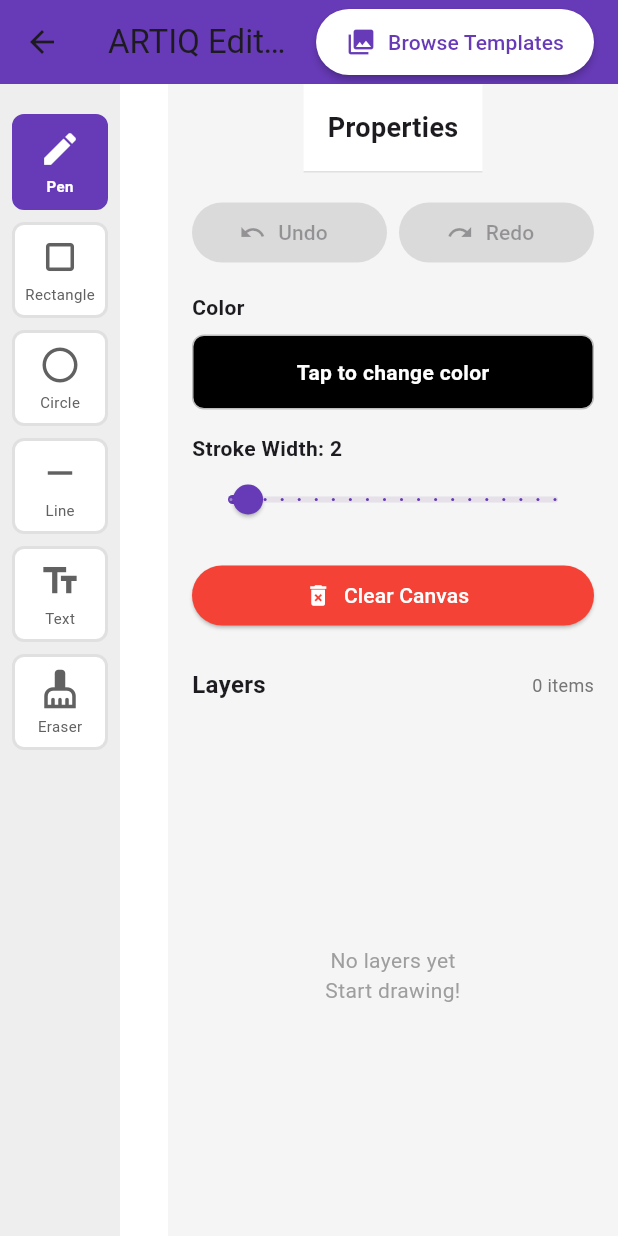
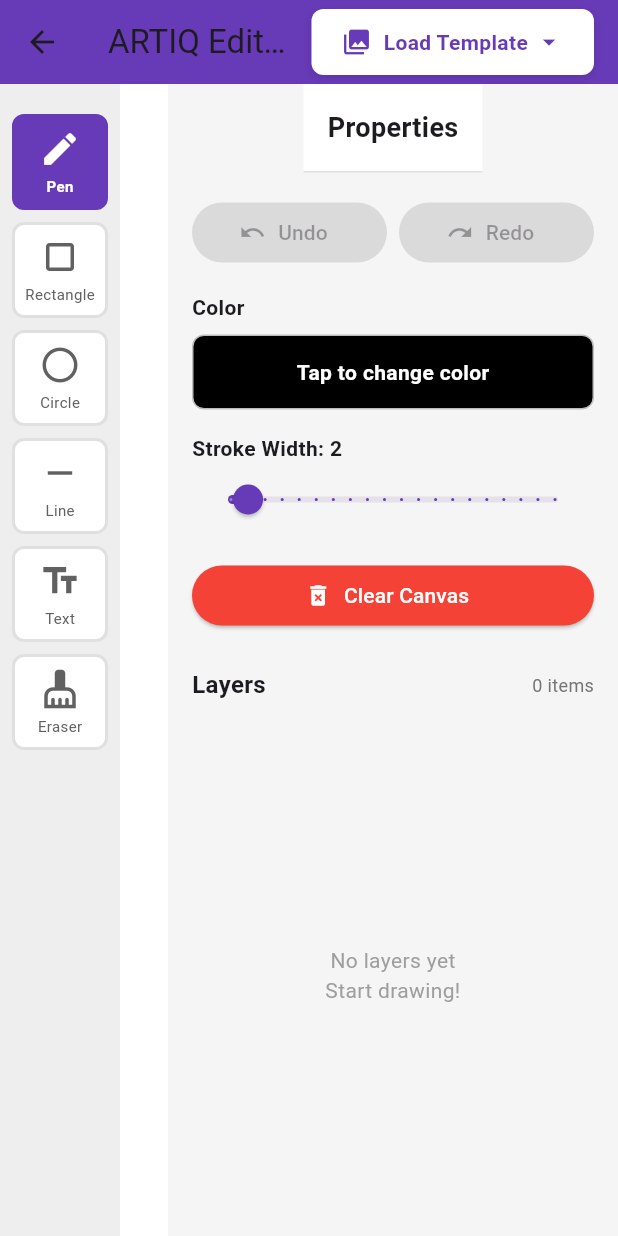
Before and after one commit to Roy939/artiq-flutter-app, a Flutter app: the ThreePanelEditor screen opened directly, on a phone screen of 412 x 824 dp. Run offline on Flutter 3.47's test engine with Material 3 defaults, Android fonts, the phone set to English and light mode, and no system bars; our stand-ins replace cloud_firestore, connectivity_plus, file_picker, firebase_auth, firebase_core, flutter_colorpicker and 3 more; missing offline and left inert: dart:html; accounts and stored records are empty; network calls fail.

Commit message:
Replace modal with dropdown menu for template selection - simpler approach

```diff
--- a/lib/src/widgets/three_panel_editor.dart
+++ b/lib/src/widgets/three_panel_editor.dart
@@ -3,12 +3,24 @@ import 'package:provider/provider.dart';
 import 'package:artiq_flutter/src/widgets/left_tools_panel.dart';
 import 'package:artiq_flutter/src/widgets/interactive_canvas.dart';
 import 'package:artiq_flutter/src/widgets/right_properties_panel.dart';
-import 'package:artiq_flutter/src/widgets/template_gallery_modal.dart';
 import 'package:artiq_flutter/src/providers/canvas_state_provider.dart';
 
 /// Three-panel editor layout: left tools, center canvas, right properties
 class ThreePanelEditor extends StatelessWidget {
   const ThreePanelEditor({Key? key}) : super(key: key);
+
+  // Template list
+  static final List<Map<String, String>> templates = [
+    {'id': 'instagram_post', 'title': 'Instagram Post'},
+    {'id': 'business_presentation', 'title': 'Business Presentation'},
+    {'id': 'facebook_ad', 'title': 'Facebook Ad'},
+    {'id': 'linkedin_banner', 'title': 'LinkedIn Banner'},
+    {'id': 'product_flyer', 'title': 'Product Flyer'},
+    {'id': 'business_card', 'title': 'Business Card'},
+    {'id': 'youtube_thumbnail', 'title': 'YouTube Thumbnail'},
+    {'id': 'twitter_post', 'title': 'Twitter Post'},
+    {'id': 'email_header', 'title': 'Email Header'},
+  ];
 
   @override
   Widget build(BuildContext context) {
@@ -17,50 +29,64 @@ class ThreePanelEditor extends StatelessWidget {
         title: const Text('ARTIQ Editor'),
         backgroundColor: Colors.deepPurple,
         actions: [
-          // Browse Templates button
+          // Templates dropdown button
           Padding(
             padding: const EdgeInsets.only(right: 16),
-            child: ElevatedButton.icon(
-              onPressed: () {
-                print('🔍 DEBUG: Browse Templates button clicked');
-
-                // Get Provider reference BEFORE showing dialog
+            child: PopupMenuButton<String>(
+              onSelected: (String templateId) {
+                print('🔍 DEBUG: Template selected: $templateId');
                 final canvasState = Provider.of<CanvasStateProvider>(context, listen: false);
-                print('🔍 DEBUG: Got canvas state: ${canvasState != null}');
-
-                showDialog(
-                  context: context,
-                  builder: (dialogContext) => const TemplateGalleryModal(),
-                ).then((template) {
-                  print('🔍 DEBUG: Dialog returned: $template');
-
-                  if (template != null && template['id'] != null) {
-                    print('🔍 DEBUG: Loading template ID: ${template['id']}');
-
-                    // Wait a brief moment for dialog to fully close
-                    Future.delayed(const Duration(milliseconds: 100), () {
-                      try {
-                        // Load template into canvas
-                        canvasState.loadTemplate(template['id']);
-                        print('🔍 DEBUG: Template loaded successfully: ${template['title']}');
-                        // Template loaded! The canvas will update automatically via notifyListeners()
-                      } catch (e, stack) {
-                        print('🔍 DEBUG: Error loading template: $e');
-                        print('🔍 DEBUG: Stack trace: $stack');
-                      }
-                    });
-                  } else {
-                    print('🔍 DEBUG: Template is null or missing id');
-                  }
-                });
+                try {
+                  canvasState.loadTemplate(templateId);
+                  print('🔍 DEBUG: Template loaded successfully');
+                } catch (e, stack) {
+                  print('🔍 DEBUG: Error loading template: $e');
+                  print('🔍 DEBUG: Stack trace: $stack');
+                }
               },
-              icon: const Icon(Icons.collections, size: 20),
-              label: const Text('Browse Templates'),
-              style: ElevatedButton.styleFrom(
-                backgroundColor: Colors.white,
-                foregroundColor: Colors.deepPurple,
-                elevation: 2,
+              itemBuilder: (BuildContext context) {
+                return templates.map((template) {
+                  return PopupMenuItem<String>(
+                    value: template['id'],
+                    child: Row(
+                      children: [
+                        const Icon(Icons.image, size: 20, color: Colors.deepPurple),
+                        const SizedBox(width: 12),
+                        Text(template['title']!),
+                      ],
+                    ),
+                  );
+                }).toList();
+              },
+              child: Container(
                 padding: const EdgeInsets.symmetric(horizontal: 20, vertical: 12),
+                decoration: BoxDecoration(
+                  color: Colors.white,
+                  borderRadius: BorderRadius.circular(8),
+                  boxShadow: [
+                    BoxShadow(
+                      color: Colors.black.withOpacity(0.1),
+                      blurRadius: 4,
+                      offset: const Offset(0, 2),
+                    ),
+                  ],
+                ),
+                child: Row(
+                  mainAxisSize: MainAxisSize.min,
+                  children: const [
+                    Icon(Icons.collections, size: 20, color: Colors.deepPurple),
+                    SizedBox(width: 8),
+                    Text(
+                      'Load Template',
+                      style: TextStyle(
+                        color: Colors.deepPurple,
+                        fontWeight: FontWeight.w600,
+                      ),
+                    ),
+                    SizedBox(width: 4),
+                    Icon(Icons.arrow_drop_down, size: 20, color: Colors.deepPurple),
+                  ],
+                ),
               ),
             ),
           ),
@@ -68,15 +94,16 @@ class ThreePanelEditor extends StatelessWidget {
       ),
       body: Row(
         children: const [
-          // Left Panel - Tools
+          // Left tools panel
           LeftToolsPanel(),
 
-          // Center Panel - Interactive Canvas
+          // Center canvas
           Expanded(
+            flex: 3,
             child: InteractiveCanvas(),
           ),
 
-          // Right Panel - Properties/Layers
+          // Right properties panel
           RightPropertiesPanel(),
         ],
       ),
```
